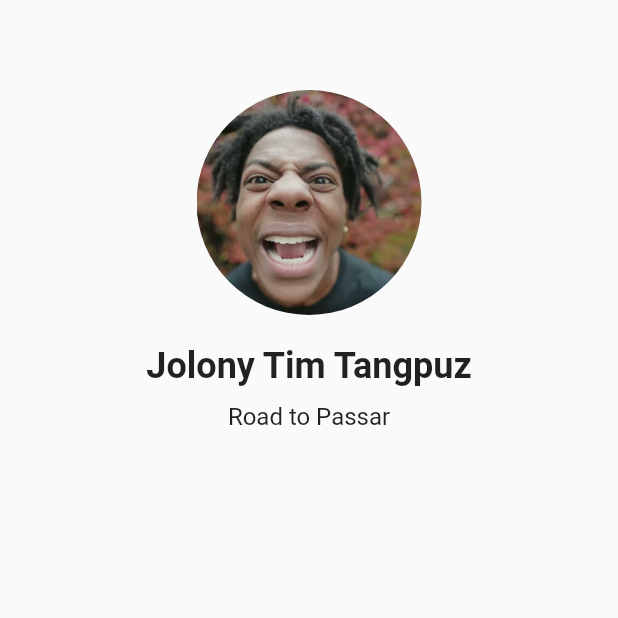
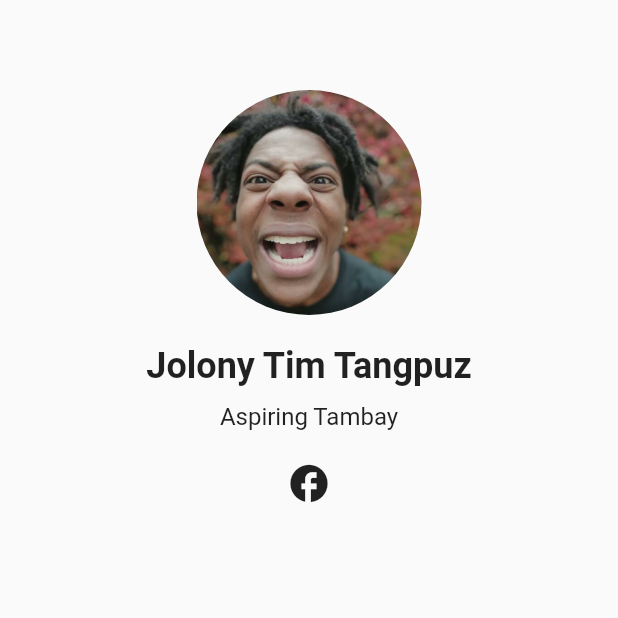
Before and after one commit to b1gmcdaddy/PokeGen, a Flutter app: the Page3 screen opened directly, on a phone screen of 412 x 824 dp, the top half of it. Run offline on Flutter 3.47's test engine with Material 2 defaults, Android fonts, the light colour scheme and no system bars.

```diff
--- a/lib/screens/Page3Profile.dart
+++ b/lib/screens/Page3Profile.dart
@@ -31,10 +31,20 @@ class Page3 extends StatelessWidget {
             ),
             SizedBox(height: 10),
             Text(
-              'Road to Passar',
+              'Aspiring Tambay',
               style: TextStyle(
                 fontSize: 16,
               ),
+            ),
+           SizedBox(height: 20),
+            Row(
+              mainAxisAlignment: MainAxisAlignment.center,
+              children: <Widget>[
+                Icon(
+                  Icons.facebook,
+                  size: 30,
+                ),
+              ],
             ),
           ],
         ),
--- a/pubspec.yaml
+++ b/pubspec.yaml
@@ -35,6 +35,7 @@ dependencies:
   # Use with the CupertinoIcons class for iOS style icons.
   cupertino_icons: ^1.0.2
   http: ^1.1.0
+  font_awesome_flutter: ^10.6.0
 
 dev_dependencies:
   flutter_test:
```
Also changed, not shown: pubspec.lock.
